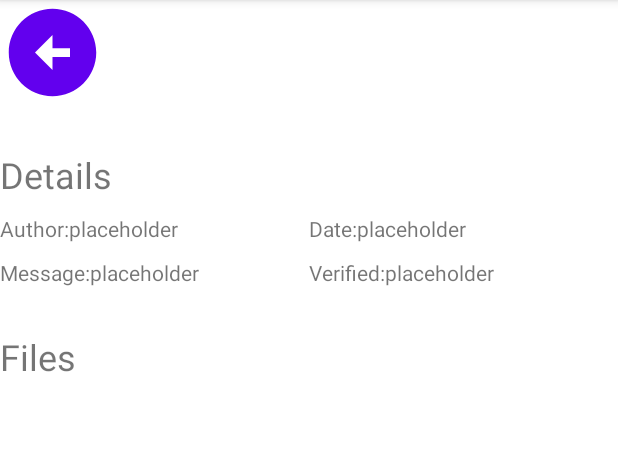
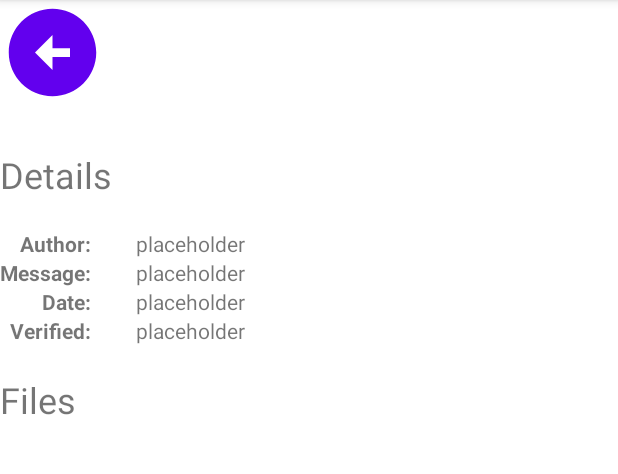
Before and after one commit to MRumstajn/Github-commit-viewer, an Android app: the CommitDetailsActivity screen opened directly, with no data from a screen before it, on a phone screen of 412 x 824 dp, the part 84-558 px from its top. Run offline under Robolectric (Android 15) with nearby library versions, the phone set to English and light mode, and no system bars; 6 statements that could not run were skipped.

Commit message:
load details for commit

```diff
--- a/app/src/main/java/com/mauricio/githubcommitviewer/commit_details/CommitDetailsActivity.java
+++ b/app/src/main/java/com/mauricio/githubcommitviewer/commit_details/CommitDetailsActivity.java
@@ -2,15 +2,80 @@ package com.mauricio.githubcommitviewer.commit_details;
 
 import androidx.appcompat.app.AppCompatActivity;
 
+import android.content.Intent;
 import android.os.Bundle;
+import android.util.Log;
+import android.widget.Button;
+import android.widget.TextView;
 
+import com.fasterxml.jackson.core.JsonProcessingException;
+import com.fasterxml.jackson.databind.ObjectMapper;
 import com.mauricio.githubcommitviewer.R;
+import com.mauricio.githubcommitviewer.Util;
+import com.mauricio.githubcommitviewer.model.api_response.Commit;
+import com.mauricio.githubcommitviewer.model.api_response.CommitObject;
+
+import java.text.DateFormat;
+import java.text.SimpleDateFormat;
+import java.time.format.DateTimeFormatter;
+import java.time.format.FormatStyle;
+import java.time.temporal.TemporalAccessor;
 
 public class CommitDetailsActivity extends AppCompatActivity {
+    private Button backButton;
+    private TextView authorLabel;
+    private TextView dateLabel;
+    private TextView messageLabel;
+    private TextView verifiedLabel;
+    private ObjectMapper mapper;
 
     @Override
     protected void onCreate(Bundle savedInstanceState) {
         super.onCreate(savedInstanceState);
         setContentView(R.layout.activity_commit_details);
+
+        initComponents();
+
+        // load commit object
+        Intent intent = getIntent();
+        CommitObject commitObj = null;
+        try {
+            commitObj = mapper.readValue(
+                    intent.getStringExtra("commit_obj"), CommitObject.class);
+        } catch (JsonProcessingException e) {
+            e.printStackTrace();
+            Util.makeToast("Could not display details for this commit", getApplicationContext());
+            exitActivity();
+            return;
+        }
+
+        setAttributeLabels(commitObj);
+    }
+
+    private void initComponents(){
+        mapper = new ObjectMapper();
+
+        backButton = findViewById(R.id.back_button);
+        backButton.setOnClickListener((view) -> {
+            exitActivity();
+        });
+        authorLabel = findViewById(R.id.author_label);
+        dateLabel = findViewById(R.id.date_label);
+        messageLabel = findViewById(R.id.message_label);
+        verifiedLabel = findViewById(R.id.verified_label);
+    }
+
+    private void setAttributeLabels(CommitObject commitObject){
+        Commit commit = commitObject.getCommit();
+        DateFormat dateFormat = SimpleDateFormat.getDateTimeInstance();
+
+        authorLabel.setText(commit.getAuthor().getName());
+        dateLabel.setText(dateFormat.format(commit.getAuthor().getDate()));
+        messageLabel.setText(commit.getMessage());
+        verifiedLabel.setText(Boolean.toString(commit.getVerification().isVerified()));
+    }
+
+    private void exitActivity(){
+        finish();
     }
 }
--- /dev/null
+++ b/app/src/main/java/com/mauricio/githubcommitviewer/commit_list/ICommitViewClickListener.java
@@ -0,0 +1,5 @@
+package com.mauricio.githubcommitviewer.commit_list;
+
+public interface ICommitViewClickListener {
+    void onCommitViewClicked();
+}
--- /dev/null
+++ b/app/src/main/java/com/mauricio/githubcommitviewer/commit_list/IListItemClickListener.java
@@ -0,0 +1,5 @@
+package com.mauricio.githubcommitviewer.commit_list;
+
+public interface IListItemClickListener {
+    void onListItemClicked(int position);
+}
--- a/app/src/main/res/layout/activity_commit_details.xml
+++ b/app/src/main/res/layout/activity_commit_details.xml
@@ -16,84 +16,69 @@
             android:id="@+id/back_button"
             android:layout_width="70dp"
             android:layout_height="70dp"
-            android:background="@drawable/ic_baseline_arrow_circle_left_24"
-            android:layout_marginBottom="30dp"/>
+            android:layout_marginBottom="30dp"
+            android:background="@drawable/ic_baseline_arrow_circle_left_24" />
 
         <TextView
             android:layout_width="wrap_content"
             android:layout_height="wrap_content"
+            android:layout_marginBottom="10dp"
             android:text="@string/details_label"
-            android:textSize="24sp"
-            android:layout_marginBottom="10dp"/>
+            android:textSize="24sp" />
 
-        <!-- author & date labels -->
+        <!-- detail labels -->
         <LinearLayout
             android:layout_width="match_parent"
             android:layout_height="wrap_content"
             android:orientation="horizontal"
-            android:layout_marginBottom="10dp"
-            android:baselineAligned="false">
+            android:layout_marginTop="10dp"
+            android:layout_marginBottom="20dp">
 
-            <!-- author label -->
+            <!-- labels -->
             <LinearLayout
-                android:layout_width="0dp"
+                android:layout_width="wrap_content"
                 android:layout_height="wrap_content"
-                android:orientation="horizontal"
-                android:layout_weight="1">
+                android:orientation="vertical"
+                android:gravity="right"
+                tools:ignore="RtlHardcoded">
 
                 <TextView
                     android:layout_width="wrap_content"
                     android:layout_height="wrap_content"
-                    android:text="@string/author_label"/>
+                    android:text="@string/author_label"
+                    android:textStyle="bold"/>
+
+                <TextView
+                    android:layout_width="wrap_content"
+                    android:layout_height="wrap_content"
+                    android:text="@string/message_label"
+                    android:textStyle="bold"/>
+
+                <TextView
+                    android:layout_width="wrap_content"
+                    android:layout_height="wrap_content"
+                    android:text="@string/date_label"
+                    android:textStyle="bold"/>
+
+                <TextView
+                    android:layout_width="wrap_content"
+                    android:layout_height="wrap_content"
+                    android:text="@string/verified_label"
+                    android:textStyle="bold"/>
+            </LinearLayout>
+
+            <!-- label placeholders -->
+            <LinearLayout
+                android:layout_width="wrap_content"
+                android:layout_height="wrap_content"
+                android:orientation="vertical"
+                android:layout_marginStart="30dp">
 
                 <TextView
                     android:id="@+id/author_label"
                     android:layout_width="wrap_content"
                     android:layout_height="wrap_content"
                     android:text="@string/text_view_placeholder" />
-            </LinearLayout>
-
-            <!-- date label -->
-            <LinearLayout
-                android:layout_width="0dp"
-                android:layout_height="wrap_content"
-                android:orientation="horizontal"
-                android:layout_weight="1">
-
-                <TextView
-                    android:layout_width="wrap_content"
-                    android:layout_height="wrap_content"
-                    android:text="@string/date_label"/>
-
-                <TextView
-                    android:id="@+id/date_label"
-                    android:layout_width="wrap_content"
-                    android:layout_height="wrap_content"
-                    android:text="@string/text_view_placeholder" />
-
-            </LinearLayout>
-
-        </LinearLayout>
-
-        <!-- message & verified labels -->
-        <LinearLayout
-            android:layout_width="match_parent"
-            android:layout_height="wrap_content"
-            android:orientation="horizontal"
-            android:baselineAligned="false"
-            android:layout_marginBottom="30dp">
-
-            <!-- message label -->
-            <LinearLayout
-                android:layout_width="0dp"
-                android:layout_height="wrap_content"
-                android:orientation="horizontal"
-                android:layout_weight="1">
-
-                <TextView
-                    android:layout_width="wrap_content"
-                    android:layout_height="wrap_content"
-                    android:text="@string/message_label"/>
 
                 <TextView
                     android:id="@+id/message_label"
@@ -101,20 +86,11 @@
                     android:layout_height="wrap_content"
                     android:text="@string/text_view_placeholder" />
 
-            </LinearLayout>
-
-
-            <!-- verified label -->
-            <LinearLayout
-                android:layout_width="0dp"
-                android:layout_height="wrap_content"
-                android:orientation="horizontal"
-                android:layout_weight="1">
-
                 <TextView
+                    android:id="@+id/date_label"
                     android:layout_width="wrap_content"
                     android:layout_height="wrap_content"
-                    android:text="@string/verified_label"/>
+                    android:text="@string/text_view_placeholder" />
 
                 <TextView
                     android:id="@+id/verified_label"
@@ -130,14 +106,14 @@
         <TextView
             android:layout_width="wrap_content"
             android:layout_height="wrap_content"
+            android:layout_marginBottom="10dp"
             android:text="@string/files_label"
-            android:textSize="24sp"
-            android:layout_marginBottom="10dp"/>
+            android:textSize="24sp" />
 
         <androidx.recyclerview.widget.RecyclerView
             android:layout_width="match_parent"
             android:layout_height="0dp"
-            android:layout_weight="1"/>
+            android:layout_weight="1" />
 
     </LinearLayout>
 
```
Also changed, not shown: app/src/main/java/com/mauricio/githubcommitviewer/commit_list/CommitListActivity.java (+15 -0 lines), app/src/main/java/com/mauricio/githubcommitviewer/commit_list/CommitListAdapter.java (+18 -0 lines), app/src/main/java/com/mauricio/githubcommitviewer/commit_list/CommitViewHolder.java (+9 -0 lines).
